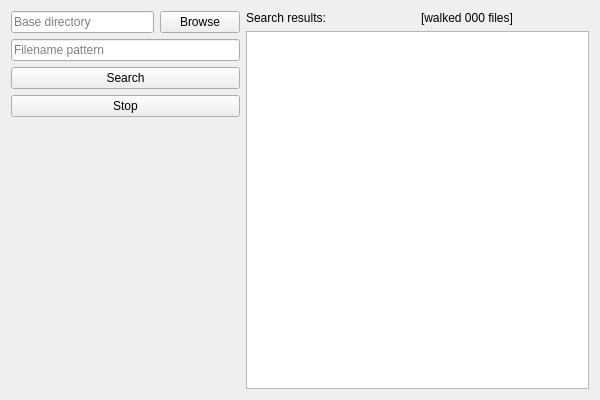
Before: the Qt Designer form Filesystem/FileSearch.ui in Hitonoriol/HxNxToolkit, drawn with Qt 5.
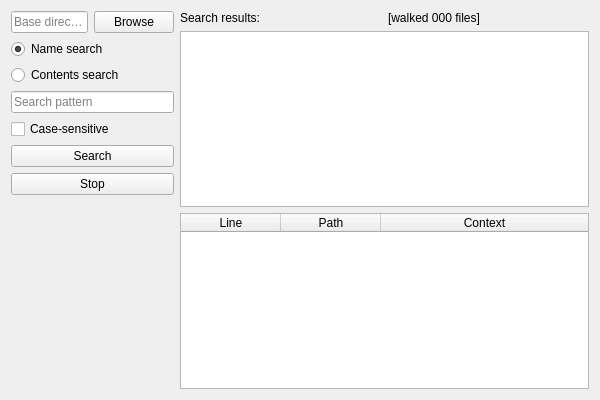
After: the same form once the commit is applied.

Commit message: Add option to search file contents

Patch:
```diff
--- a/Filesystem/FileSearch.ui
+++ b/Filesystem/FileSearch.ui
@@ -15,7 +15,7 @@
   </property>
   <layout class="QVBoxLayout" name="verticalLayout_2">
    <item>
-    <layout class="QHBoxLayout" name="horizontalLayout_2" stretch="2,3">
+    <layout class="QHBoxLayout" name="horizontalLayout_2" stretch="2,5">
      <item>
       <layout class="QVBoxLayout" name="verticalLayout">
        <item>
@@ -36,10 +36,40 @@
          </item>
         </layout>
        </item>
+       <item>
+        <widget class="QRadioButton" name="NameRadio">
+         <property name="text">
+          <string>Name search</string>
+         </property>
+         <property name="checked">
+          <bool>true</bool>
+         </property>
+         <attribute name="buttonGroup">
+          <string notr="true">SearchModeGroup</string>
+         </attribute>
+        </widget>
+       </item>
+       <item>
+        <widget class="QRadioButton" name="ContentsRadio">
+         <property name="text">
+          <string>Contents search</string>
+         </property>
+         <attribute name="buttonGroup">
+          <string notr="true">SearchModeGroup</string>
+         </attribute>
+        </widget>
+       </item>
        <item>
         <widget class="QLineEdit" name="SearchPatternField">
          <property name="placeholderText">
-          <string>Filename pattern</string>
+          <string>Search pattern</string>
+         </property>
+        </widget>
+       </item>
+       <item>
+        <widget class="QCheckBox" name="CaseSensitiveBox">
+         <property name="text">
+          <string>Case-sensitive</string>
          </property>
         </widget>
        </item>
@@ -99,6 +129,52 @@
          </property>
         </widget>
        </item>
+       <item>
+        <widget class="QTableWidget" name="ResultTable">
+         <property name="lineWidth">
+          <number>1</number>
+         </property>
+         <property name="sizeAdjustPolicy">
+          <enum>QAbstractScrollArea::AdjustIgnored</enum>
+         </property>
+         <property name="alternatingRowColors">
+          <bool>true</bool>
+         </property>
+         <property name="selectionMode">
+          <enum>QAbstractItemView::NoSelection</enum>
+         </property>
+         <property name="textElideMode">
+          <enum>Qt::ElideLeft</enum>
+         </property>
+         <property name="horizontalScrollMode">
+          <enum>QAbstractItemView::ScrollPerItem</enum>
+         </property>
+         <property name="columnCount">
+          <number>3</number>
+         </property>
+         <attribute name="horizontalHeaderStretchLastSection">
+          <bool>true</bool>
+         </attribute>
+         <attribute name="verticalHeaderStretchLastSection">
+          <bool>false</bool>
+         </attribute>
+         <column>
+          <property name="text">
+           <string>Line</string>
+          </property>
+         </column>
+         <column>
+          <property name="text">
+           <string>Path</string>
+          </property>
+         </column>
+         <column>
+          <property name="text">
+           <string>Context</string>
+          </property>
+         </column>
+        </widget>
+       </item>
       </layout>
      </item>
     </layout>
```
Left out of the diff: 54 changed lines with no effect on the pictures. The commit also changes 2 other files.
